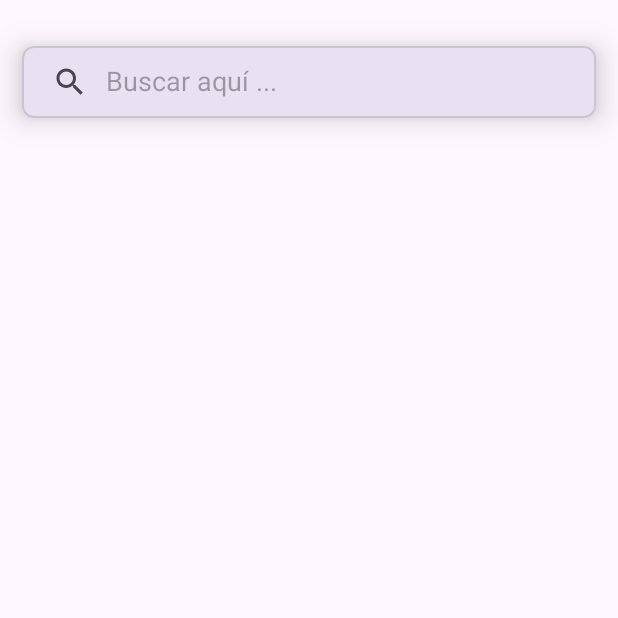
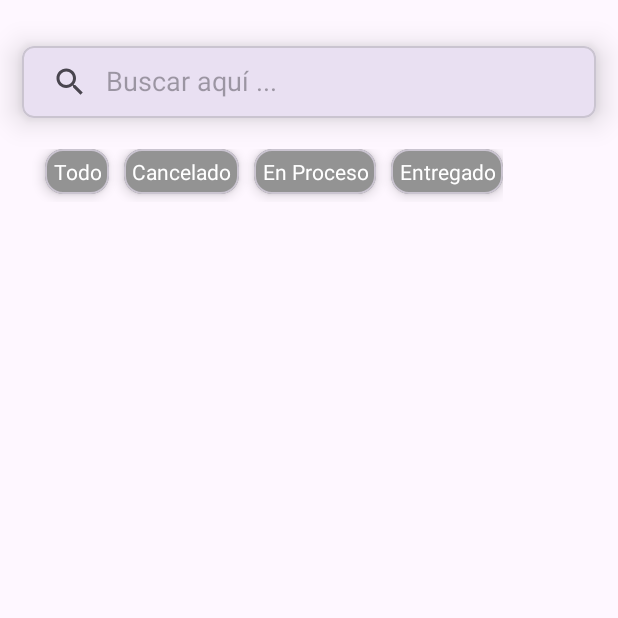
Before and after one commit to TheOne27k/GDIBPM-GRTC, an Android app: the FilterActivity screen opened directly, with no data from a screen before it, on a phone screen of 412 x 824 dp, the top half of it. Run offline under Robolectric (Android 15) with nearby library versions, the phone set to English and light mode, and no system bars; our stand-ins replace Firebase (no records; nobody signed in at launch, a user with empty details on screens opened directly).

Commit message:
feat: implement filter to search scroll by reason and status

```diff
--- a/app/src/main/java/com/grtc/gdibpm/displacement/DisplacementAdapter.kt
+++ b/app/src/main/java/com/grtc/gdibpm/displacement/DisplacementAdapter.kt
@@ -5,7 +5,7 @@ import android.view.ViewGroup
 import androidx.recyclerview.widget.RecyclerView
 import com.grtc.gdibpm.R
 
-class DisplacementAdapter(private val displacements: List<Displacement>) : RecyclerView.Adapter<DisplacementViewHolder>() {
+class DisplacementAdapter(private var displacements: List<Displacement>) : RecyclerView.Adapter<DisplacementViewHolder>() {
 
     override fun onCreateViewHolder(parent: ViewGroup, viewType: Int): DisplacementViewHolder {
         val view = LayoutInflater.from(parent.context).inflate(R.layout.item_displacement, parent, false)
@@ -21,4 +21,9 @@ class DisplacementAdapter(private val displacements: List<Displacement>) : Recyc
     }
 
     override fun getItemCount(): Int = displacements.size
+
+    fun updateDisplacements(newDisplacements: List<Displacement>) {
+        displacements = newDisplacements
+        notifyDataSetChanged()
+    }
 }
--- a/app/src/main/java/com/grtc/gdibpm/displacement/FilterActivity.kt
+++ b/app/src/main/java/com/grtc/gdibpm/displacement/FilterActivity.kt
@@ -3,8 +3,10 @@ package com.grtc.gdibpm.displacement
 import android.os.Bundle
 import androidx.activity.viewModels
 import androidx.appcompat.app.AppCompatActivity
+import androidx.appcompat.widget.SearchView
 import androidx.recyclerview.widget.LinearLayoutManager
 import androidx.recyclerview.widget.RecyclerView
+import com.google.android.material.card.MaterialCardView
 import com.grtc.gdibpm.R
 
 class FilterActivity : AppCompatActivity() {
@@ -17,11 +19,37 @@ class FilterActivity : AppCompatActivity() {
 
         val recyclerView = findViewById<RecyclerView>(R.id.recyclerDisplacements)
         recyclerView.layoutManager = LinearLayoutManager(this)
+        displacementAdapter = DisplacementAdapter(emptyList())
+        recyclerView.adapter = displacementAdapter
 
-        displacementViewModel.displacementListMutable.observe(this) { displacements ->
-            displacementAdapter = DisplacementAdapter(displacements)
-            recyclerView.adapter = displacementAdapter
+        displacementViewModel.filteredDisplacementListMutable.observe(this) { displacements ->
+            displacementAdapter.updateDisplacements(displacements ?: emptyList())
         }
+
+        findViewById<MaterialCardView>(R.id.cardViewAll).setOnClickListener {
+            displacementViewModel.showAllDisplacements()
+        }
+        findViewById<MaterialCardView>(R.id.cardViewCancelled).setOnClickListener {
+            displacementViewModel.filterByState(DisplacementStatus.CANCEL)
+        }
+        findViewById<MaterialCardView>(R.id.cardViewInProcess).setOnClickListener {
+            displacementViewModel.filterByState(DisplacementStatus.IN_PROCESS)
+        }
+        findViewById<MaterialCardView>(R.id.cardViewSuccess).setOnClickListener {
+            displacementViewModel.filterByState(DisplacementStatus.SUCCESS)
+        }
+
+        val searchView = findViewById<SearchView>(R.id.searchView)
+        searchView.setOnQueryTextListener(object : SearchView.OnQueryTextListener {
+            override fun onQueryTextSubmit(query: String?): Boolean {
+                return false
+            }
+
+            override fun onQueryTextChange(newText: String?): Boolean {
+                displacementViewModel.filterByMotive(newText ?: "")
+                return true
+            }
+        })
 
         displacementViewModel.getDisplacements()
     }
--- a/app/src/main/res/layout/activity_filter.xml
+++ b/app/src/main/res/layout/activity_filter.xml
@@ -22,6 +22,87 @@
             app:iconifiedByDefault="false"
             app:queryHint="Buscar aquí ..." />
     </com.google.android.material.card.MaterialCardView>
+    <LinearLayout
+        android:layout_width="wrap_content"
+        android:layout_height="35dp"
+        android:layout_marginLeft="20dp">
+        <com.google.android.material.card.MaterialCardView
+            android:id="@+id/cardViewAll"
+            android:layout_width="wrap_content"
+            android:layout_height="wrap_content"
+            android:backgroundTint="@color/gray"
+            android:layout_marginLeft="10dp"
+            app:cardElevation="5dp">
+            <LinearLayout
+                android:layout_width="wrap_content"
+                android:layout_height="wrap_content">
+                <TextView
+                    android:layout_width="match_parent"
+                    android:layout_height="wrap_content"
+                    android:textAlignment="center"
+                    android:layout_margin="5dp"
+                    android:textColor="@color/white"
+                    android:text="Todo"/>
+            </LinearLayout>
+        </com.google.android.material.card.MaterialCardView>
+        <com.google.android.material.card.MaterialCardView
+            android:id="@+id/cardViewCancelled"
+            android:layout_width="wrap_content"
+            android:layout_height="wrap_content"
+            android:backgroundTint="@color/gray"
+            android:layout_marginLeft="10dp"
+            app:cardElevation="5dp">
+            <LinearLayout
+                android:layout_width="wrap_content"
+                android:layout_height="wrap_content">
+                <TextView
+                    android:layout_width="match_parent"
+                    android:layout_height="wrap_content"
+                    android:textAlignment="center"
+                    android:layout_margin="5dp"
+                    android:textColor="@color/white"
+                    android:text="Cancelado"/>
+            </LinearLayout>
+        </com.google.android.material.card.MaterialCardView>
+        <com.google.android.material.card.MaterialCardView
+            android:id="@+id/cardViewInProcess"
+            android:layout_width="wrap_content"
+            android:layout_height="wrap_content"
+            android:backgroundTint="@color/gray"
+            android:layout_marginLeft="10dp"
+            app:cardElevation="5dp">
+            <LinearLayout
+                android:layout_width="wrap_content"
+                android:layout_height="wrap_content">
+                <TextView
+                    android:layout_width="match_parent"
+                    android:layout_height="wrap_content"
+                    android:textAlignment="center"
+                    android:layout_margin="5dp"
+                    android:textColor="@color/white"
+                    android:text="En Proceso"/>
+            </LinearLayout>
+        </com.google.android.material.card.MaterialCardView>
+        <com.google.android.material.card.MaterialCardView
+            android:id="@+id/cardViewSuccess"
+            android:layout_width="wrap_content"
+            android:layout_height="wrap_content"
+            android:backgroundTint="@color/gray"
+            android:layout_marginLeft="10dp"
+            app:cardElevation="5dp">
+            <LinearLayout
+                android:layout_width="wrap_content"
+                android:layout_height="wrap_content">
+                <TextView
+                    android:layout_width="match_parent"
+                    android:layout_height="wrap_content"
+                    android:textAlignment="center"
+                    android:layout_margin="5dp"
+                    android:textColor="@color/white"
+                    android:text="Entregado"/>
+            </LinearLayout>
+        </com.google.android.material.card.MaterialCardView>
+    </LinearLayout>
     <ScrollView
         android:layout_width="match_parent"
         android:layout_height="match_parent">
```
Also changed, not shown: app/src/main/java/com/grtc/gdibpm/displacement/DisplacementViewModel.kt (+18 -0 lines), app/src/main/java/com/grtc/gdibpm/displacement/StatusAdapter.kt (deleted, +0 -27 lines), app/src/main/res/layout/item_state.xml (deleted, +0 -17 lines).
